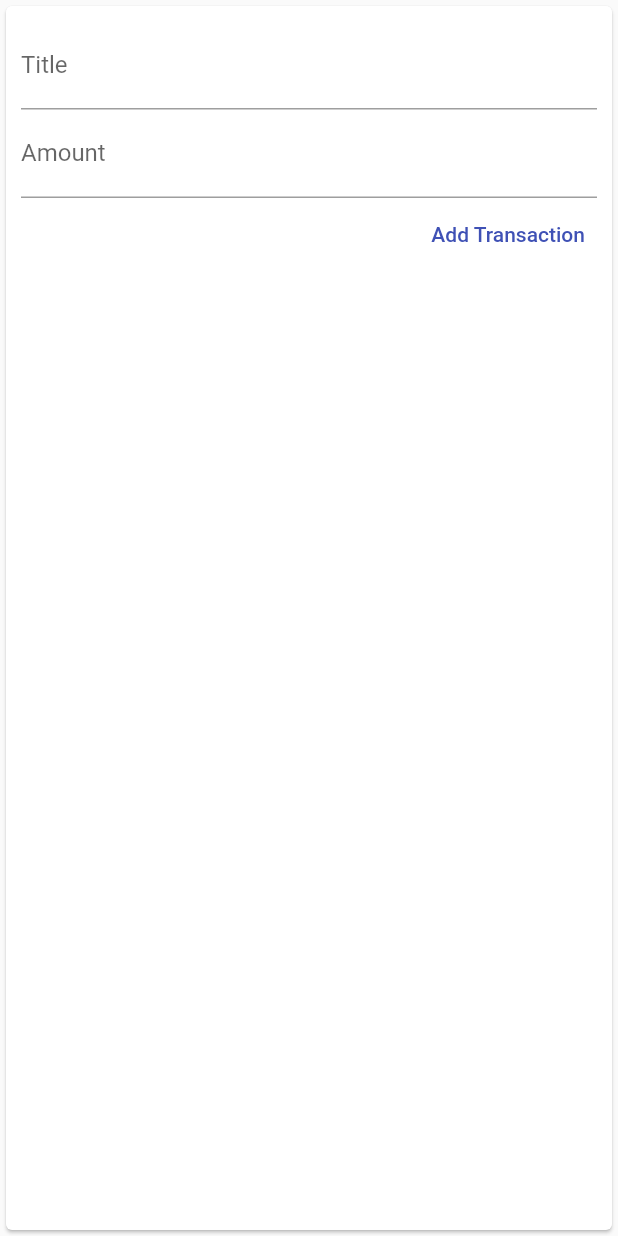
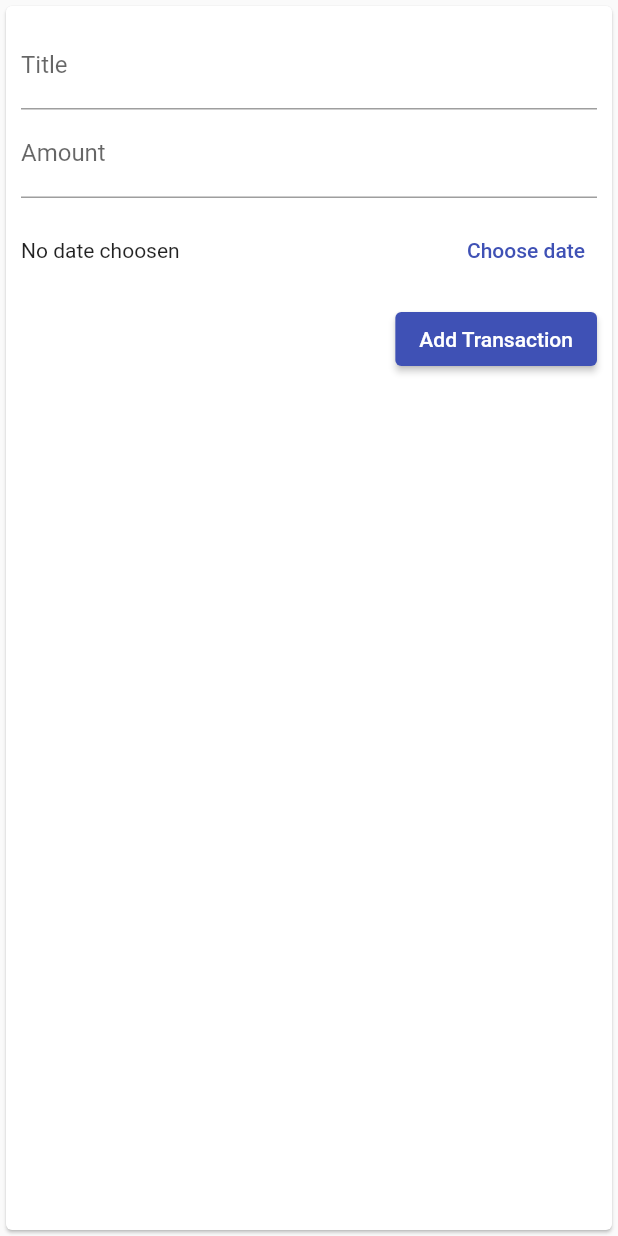
Before and after one commit to aikssen/expenses-flutter-app, a Flutter app: the NewTransaction widget shown alone on an empty page, opened directly with empty values, after a tap on "Add Transaction", on a phone screen of 412 x 824 dp. Run offline on Flutter 3.47's test engine with Material 2 defaults, Android fonts, the phone set to English and light mode, and no system bars.

Commit message:
improve form

```diff
--- a/lib/widgets/new_transaction.dart
+++ b/lib/widgets/new_transaction.dart
@@ -1,4 +1,5 @@
 import 'package:flutter/material.dart';
+import 'package:intl/intl.dart';
 
 class NewTransaction extends StatefulWidget {
   final Function callback;
@@ -10,22 +11,42 @@ class NewTransaction extends StatefulWidget {
 }
 
 class _NewTransactionState extends State<NewTransaction> {
-  final titleController = TextEditingController();
+  final _titleController = TextEditingController();
+  final _amountController = TextEditingController();
+  DateTime _selectedDate;
 
-  final amountController = TextEditingController();
-
-  void submitData() {
-    final enteredTitle = titleController.text;
-    final enteredAmount = double.parse(amountController.text);
-
-    if (enteredTitle.isEmpty || enteredAmount <= 0) {
+  void _submitData() {
+    if (_amountController.text.isEmpty) {
       return;
     }
 
-    widget.callback(enteredTitle, enteredAmount);
+    final enteredTitle = _titleController.text;
+    final enteredAmount = double.parse(_amountController.text);
+
+    if (enteredTitle.isEmpty || enteredAmount <= 0 || _selectedDate == null) {
+      return;
+    }
+
+    widget.callback(enteredTitle, enteredAmount, _selectedDate);
 
     // close modal form
     Navigator.of(context).pop();
+  }
+
+  void _presentDatePicker() {
+    showDatePicker(
+      context: context,
+      initialDate: DateTime.now(),
+      firstDate: DateTime(2019),
+      lastDate: DateTime.now(),
+    ).then((pickedDate) {
+      if (pickedDate == null) {
+        return;
+      }
+      setState(() {
+        _selectedDate = pickedDate;
+      });
+    });
   }
 
   @override
@@ -38,23 +59,39 @@ class _NewTransactionState extends State<NewTransaction> {
           children: <Widget>[
             TextField(
               decoration: InputDecoration(labelText: 'Title'),
-              controller: titleController,
-              onSubmitted: (_) => submitData(),
+              controller: _titleController,
+              onSubmitted: (_) => _submitData(),
             ),
             TextField(
               decoration: InputDecoration(labelText: 'Amount'),
-              controller: amountController,
+              controller: _amountController,
               keyboardType: TextInputType.numberWithOptions(decimal: true),
-              onSubmitted: (_) => submitData(),
+              onSubmitted: (_) => _submitData(),
             ),
-            TextButton(
-                onPressed: submitData,
-                child: Text(
-                  'Add Transaction',
-                  style: TextStyle(
-                    color: Theme.of(context).primaryColor,
+            Container(
+              height: 70,
+              child: Row(
+                children: <Widget>[
+                  Expanded(
+                    child: Text(
+                      _selectedDate == null
+                          ? 'No date choosen'
+                          : 'Picked date: ${DateFormat.yMd().format(_selectedDate)}',
+                    ),
                   ),
-                )),
+                  TextButton(
+                    onPressed: _presentDatePicker,
+                    child: Text('Choose date'),
+                  )
+                ],
+              ),
+            ),
+            ElevatedButton(
+              onPressed: _submitData,
+              child: Text(
+                'Add Transaction',
+              ),
+            ),
           ],
         ),
       ),
```
Also changed, not shown: lib/main.dart (+10 -3 lines), lib/widgets/chart_bar.dart (+8 -4 lines), lib/widgets/transaction_list.dart (+27 -41 lines).
